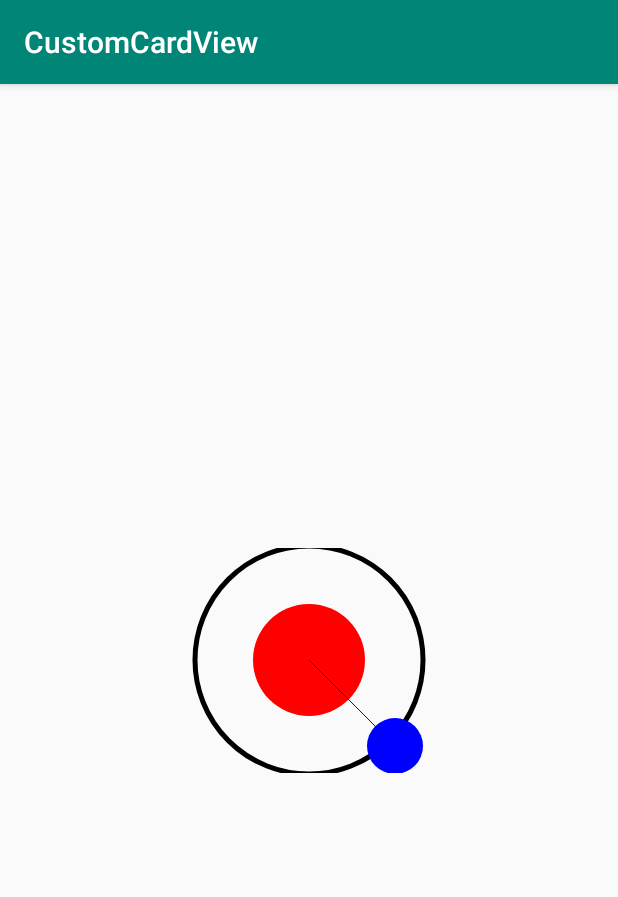
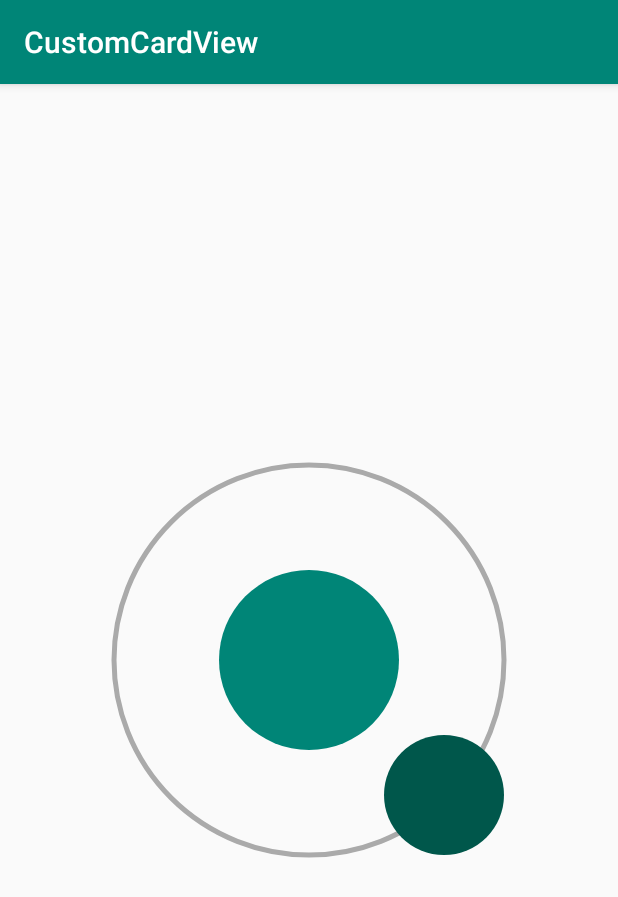
Before and after one commit to msayanece/CustomViews, an Android app: the screen it shows after launch (MainActivity), on a phone screen of 412 x 824 dp. Shown: the top 897 px of the screen. Run offline under Robolectric (Android 15) with nearby library versions, the phone set to English and light mode, and no system bars.

Commit message:
Add: more user-control over the PlanetaryView.
get attrs {center-circle, orbiter, orbit} -> {color & dimen}

need to develop setters and getters for those attrs so that user could control them in the java code.

```diff
--- a/app/src/main/res/layout/activity_main.xml
+++ b/app/src/main/res/layout/activity_main.xml
@@ -44,9 +44,18 @@
 
     <com.sayan.rnd.customviews.PlanetaryView
         android:layout_width="match_parent"
-        android:layout_height="150dp"
+        android:layout_height="wrap_content"
         android:paddingTop="100dp"
         android:paddingBottom="100dp"
+
+        app:orbitDistance="30dp"
+        app:centerCircleRadius="60dp"
+        app:orbiterRadius="40dp"
+
+        app:centerCircleColor="@color/colorPrimary"
+        app:orbiterColor="@color/colorPrimaryDark"
+        app:orbitStrokeColor="@android:color/darker_gray"
+
         app:layout_constraintEnd_toEndOf="parent"
         app:layout_constraintStart_toStartOf="parent"
         app:layout_constraintBottom_toBottomOf="parent"
--- a/customviews/src/main/java/com/sayan/rnd/customviews/PlanetaryView.java
+++ b/customviews/src/main/java/com/sayan/rnd/customviews/PlanetaryView.java
@@ -1,6 +1,7 @@
 package com.sayan.rnd.customviews;
 
 import android.content.Context;
+import android.content.res.TypedArray;
 import android.graphics.Canvas;
 import android.graphics.Color;
 import android.graphics.Paint;
@@ -29,10 +30,18 @@ public class PlanetaryView extends View {
     private int midCircleY;
     private int midCircleRadius;
 
-    private final int DISTANCE = 30;
     private final String TAG = "PlanetaryView";
 
     private boolean shouldCircleMove = false;
+
+    //attrs
+    private float mCenterCircleRadius;
+    private float mOrbiterRadius;
+    private float mOrbitDistance;
+    private float mOrbitStroke;
+    private int mCenterCircleColor;
+    private int mOrbiterColor;
+    private int mOrbitStrokeColor;
 
     public PlanetaryView(Context context) {
         super(context);
@@ -51,6 +60,22 @@ public class PlanetaryView extends View {
 
     private void init(@Nullable AttributeSet attrs) {
         if (attrs == null) return;
+        //attrs
+        //get TypedArray for PlanetaryView for obtaining the attribute value
+        TypedArray typedArray = getContext().obtainStyledAttributes(attrs, R.styleable.PlanetaryView);
+        //get the attrs
+        mCenterCircleRadius = typedArray.getDimension(R.styleable.PlanetaryView_centerCircleRadius, 0);
+        mOrbiterRadius = typedArray.getDimension(R.styleable.PlanetaryView_orbiterRadius, 0);
+        mOrbitDistance = typedArray.getDimension(R.styleable.PlanetaryView_orbitDistance, 0);
+        mOrbitStroke = typedArray.getDimension(R.styleable.PlanetaryView_orbitStroke, 5);
+
+        mCenterCircleColor = typedArray.getColor(R.styleable.PlanetaryView_centerCircleColor, Color.RED);
+        mOrbiterColor = typedArray.getColor(R.styleable.PlanetaryView_orbiterColor, Color.BLUE);
+        mOrbitStrokeColor = typedArray.getColor(R.styleable.PlanetaryView_orbitStrokeColor, Color.GRAY);
+        //free for Garbage Collector
+        typedArray.recycle();
+
+        //paints
         mMiddleCirclePaint = new Paint();
         mMiddleCirclePaint.setAntiAlias(true);
         mOrbiterCirclePaint = new Paint();
@@ -76,26 +101,34 @@ public class PlanetaryView extends View {
 
         midCircleX = halfWidth;
         midCircleY = halfHeight;
-        midCircleRadius = mViewHeight < mViewWidth ? quarterHeight : quarterHeight;
+        if (mCenterCircleRadius == 0) {
+            midCircleRadius = mViewHeight < mViewWidth ? quarterHeight : quarterHeight;
+        }else {
+            midCircleRadius = (int) mCenterCircleRadius;
+        }
 
-        orbiterCircleRadius = mViewHeight < mViewWidth ? smallerHeight : smallerWidth;
-        orbiterCircleX = midCircleX + midCircleRadius /*+ orbiterCircleRadius*/ + DISTANCE;
-        orbiterCircleY = midCircleY + midCircleRadius /*+ orbiterCircleRadius*/ + DISTANCE;
+        if (mOrbiterRadius == 0) {
+            orbiterCircleRadius = mViewHeight < mViewWidth ? smallerHeight : smallerWidth;
+        }else {
+            orbiterCircleRadius = (int) mOrbiterRadius;
+        }
+        orbiterCircleX = (int) (midCircleX + midCircleRadius /*+ orbiterCircleRadius*/ + mOrbitDistance);
+        orbiterCircleY = (int) (midCircleY + midCircleRadius /*+ orbiterCircleRadius*/ + mOrbitDistance);
 
-        mMiddleCirclePaint.setColor(Color.RED);
-        mOrbiterCirclePaint.setColor(Color.BLUE);
+        mMiddleCirclePaint.setColor(mCenterCircleColor);
+        mOrbiterCirclePaint.setColor(mOrbiterColor);
 
-        orbitPaint.setColor(Color.BLACK);
-        orbitPaint.setStrokeWidth(5);
+        orbitPaint.setColor(mOrbitStrokeColor);
+        orbitPaint.setStrokeWidth(mOrbitStroke);
         orbitPaint.setStyle(Paint.Style.STROKE);
     }
 
     @Override
     protected void onDraw(Canvas canvas) {
         canvas.drawCircle(midCircleX, midCircleY, midCircleRadius, mMiddleCirclePaint);
-        canvas.drawCircle(midCircleX, midCircleY, midCircleRadius + orbiterCircleRadius + DISTANCE, orbitPaint);
+        canvas.drawCircle(midCircleX, midCircleY, midCircleRadius + orbiterCircleRadius + mOrbitDistance, orbitPaint);
         canvas.drawCircle(orbiterCircleX, orbiterCircleY, orbiterCircleRadius, mOrbiterCirclePaint);
-        canvas.drawLine(midCircleX, midCircleY, orbiterCircleX, orbiterCircleY, mOrbiterCirclePaint);
+//        canvas.drawLine(midCircleX, midCircleY, orbiterCircleX, orbiterCircleY, mOrbiterCirclePaint);
     }
 
     @Override
@@ -155,7 +188,7 @@ public class PlanetaryView extends View {
                 y,              //the touch point(x,y) must be a point of line
                 midCircleX,
                 midCircleY,     //the center point of the orbit
-                midCircleRadius + orbiterCircleRadius + DISTANCE    //The orbit radius
+                midCircleRadius + orbiterCircleRadius + mOrbitDistance    //The orbit radius
         );
 
         if (intersectionPoint.get("x") == null || intersectionPoint.get("y") == null) {
--- a/customviews/src/main/res/values/attrs.xml
+++ b/customviews/src/main/res/values/attrs.xml
@@ -3,4 +3,16 @@
     <declare-styleable name="PoweredImageView">
         <attr name="imageUrl" format="string"/>
     </declare-styleable>
+
+    <declare-styleable name="PlanetaryView">
+        <attr name="centerCircleRadius" format="dimension"/>
+        <attr name="orbiterRadius" format="dimension"/>
+        <attr name="orbitDistance" format="dimension"/>
+        <attr name="orbitStroke" format="dimension"/>
+
+        <attr name="centerCircleColor" format="color"/>
+        <attr name="orbiterColor" format="color"/>
+        <attr name="orbitStrokeColor" format="color"/>
+
+    </declare-styleable>
 </resources>
```
